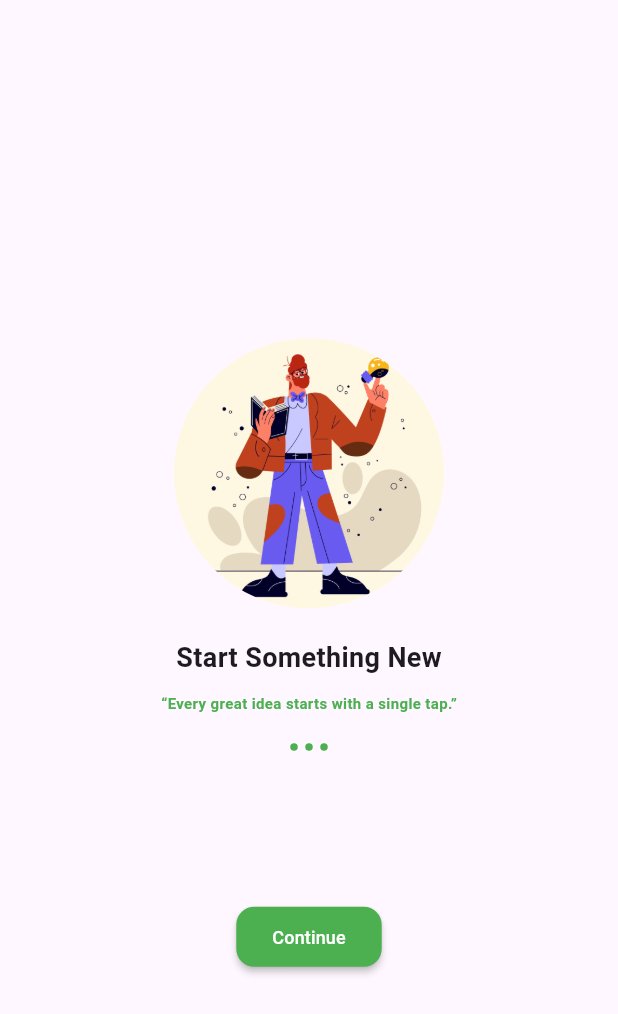
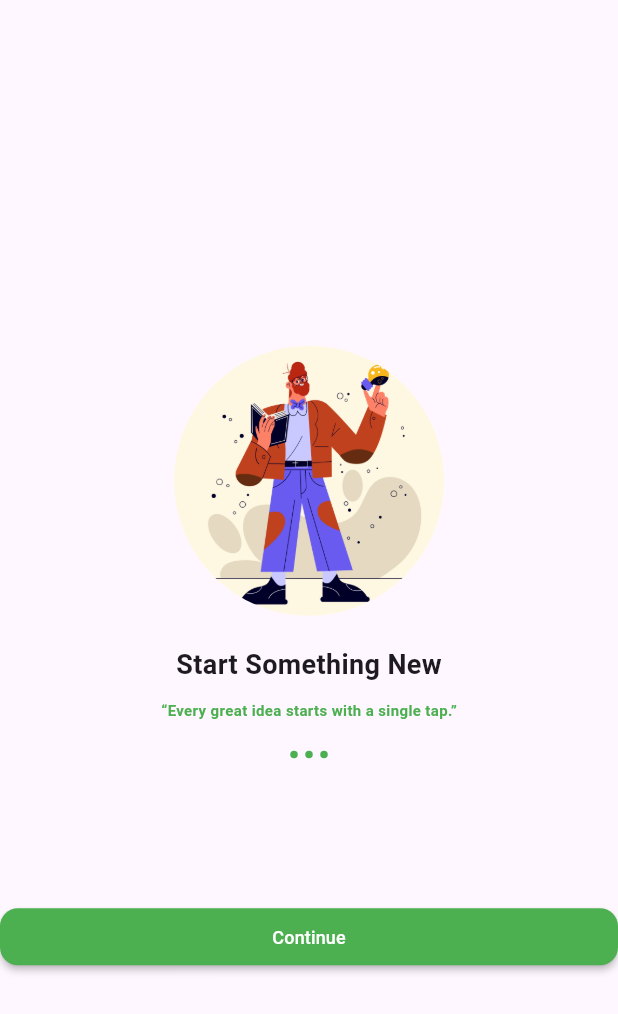
Before and after one commit to Mansyahariii/KB1179-1123150127-uts, a Flutter app: the screen it shows after launch, on a phone screen of 412 x 824 dp. Shown: the top 1014 px of the screen. Run offline on Flutter 3.47's test engine with Material 3 defaults, Android fonts, the phone set to English and light mode, and no system bars.

Commit message:
wrap ElevatedButton ke SizedBox pada SplashScreen1 dan mengatur agar responsive

```diff
--- a/lib/screen/SplashScreen1.dart
+++ b/lib/screen/SplashScreen1.dart
@@ -69,7 +69,10 @@ class Splashscreen1 extends StatelessWidget {
               ],
             ),
             SizedBox(height: 100),
-            ElevatedButton(
+            SizedBox(
+              height: 38,
+              width: double.infinity,
+              child: ElevatedButton(
                 onPressed: () {},
                 style: ElevatedButton.styleFrom(
                   backgroundColor: Colors.green,
@@ -81,6 +84,7 @@ class Splashscreen1 extends StatelessWidget {
                 ),
                 child: const Text("Continue", style: TextStyle(fontSize: 12.0)),
               ),
+            ),
           ],
         ),
       ),
```
Lines whose indentation alone changed are shown as unchanged.
